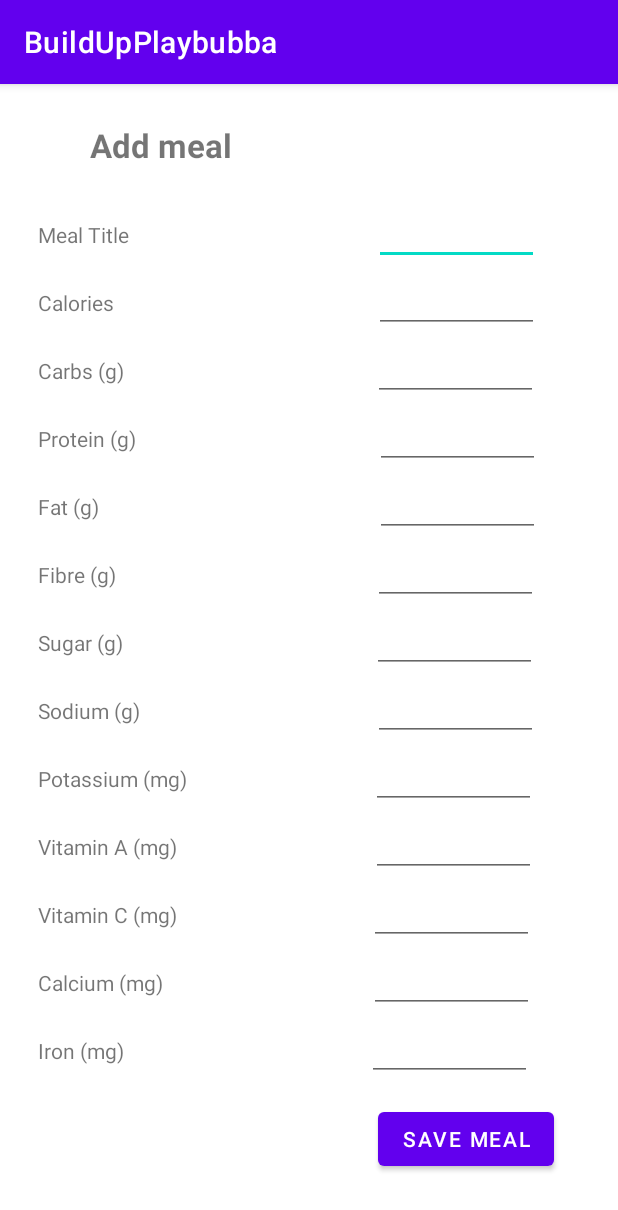
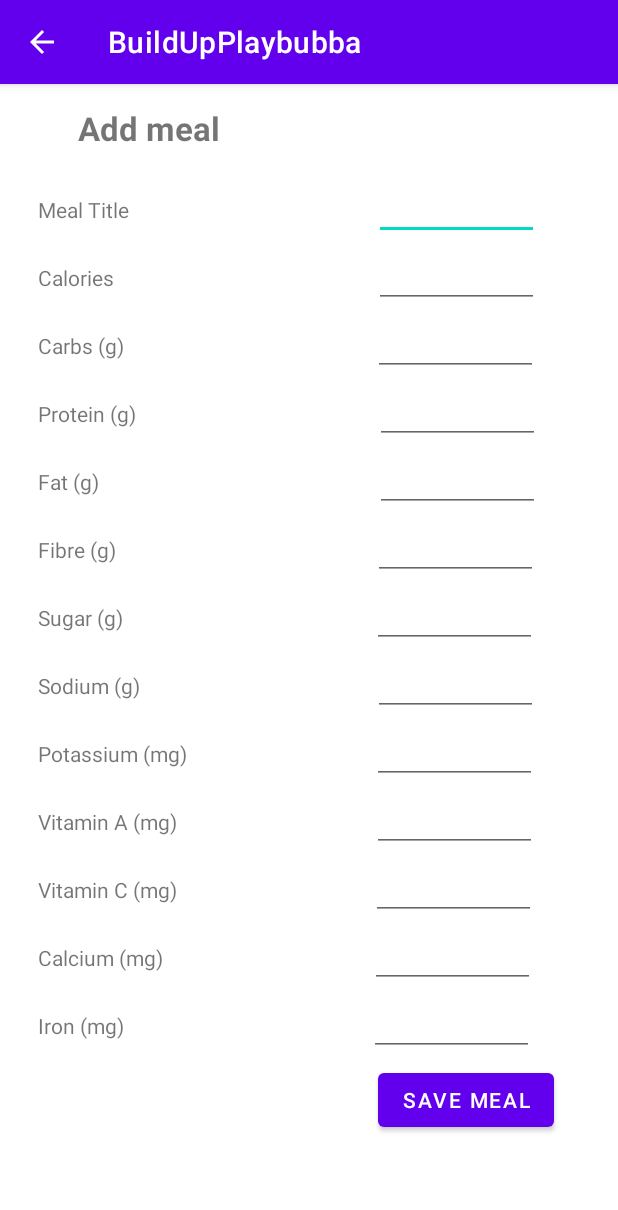
Before and after one commit to N-A-B-S/BuildUpPlaybubba, an Android app: the AddMealActivity screen opened directly, with no data from a screen before it, on a phone screen of 412 x 824 dp. Shown: the top 1210 px of the screen. Run offline under Robolectric (Android 15) with nearby library versions, the phone set to English and light mode, and no system bars.

Commit message:
Adding Meal Activity

```diff
--- a/app/src/main/AndroidManifest.xml
+++ b/app/src/main/AndroidManifest.xml
@@ -13,7 +13,8 @@
         android:theme="@style/Theme.BuildUpPlaybubba" >
         <activity
             android:name=".AddMealActivity"
-            android:exported="false" />
+            android:exported="false"
+            android:parentActivityName=".MainActivity"/>
         <activity
             android:name=".StepsActivity"
             android:exported="false"
--- a/app/src/main/java/com/example/buildupplaybubba/AddMealActivity.java
+++ b/app/src/main/java/com/example/buildupplaybubba/AddMealActivity.java
@@ -32,7 +32,7 @@ public class AddMealActivity extends AppCompatActivity {
 
        saveMeal = (Button) findViewById(R.id.saveMeal);
        saveMeal.setOnClickListener(v -> {
-           //Activities
+           //Stuff here
        });
 
 
--- a/app/src/main/java/com/example/buildupplaybubba/MainActivity.java
+++ b/app/src/main/java/com/example/buildupplaybubba/MainActivity.java
@@ -155,8 +155,10 @@ public class MainActivity extends AppCompatActivity implements SensorEventListen
         mealsFab.setOnClickListener(new View.OnClickListener() {
             @Override
             public void onClick(View v) {
-                Toast.makeText(MainActivity.this, "Add meal functionality here", Toast.LENGTH_SHORT).show();
+//                Toast.makeText(MainActivity.this, "Add meal functionality here", Toast.LENGTH_SHORT).show();
+                goToMealActivity();
             }
+
         });
     }
 
@@ -166,7 +168,8 @@ public class MainActivity extends AppCompatActivity implements SensorEventListen
     }
 
     public void goToMealActivity(){
-
+        Intent intent = new Intent(this, AddMealActivity.class);
+        startActivity(intent);
     }
 
     public void goToSleepActivity(){
--- a/app/src/main/res/layout/activity_add_meal.xml
+++ b/app/src/main/res/layout/activity_add_meal.xml
@@ -4,7 +4,7 @@
     xmlns:tools="http://schemas.android.com/tools"
     xmlns:app="http://schemas.android.com/apk/res-auto"
     android:layout_width="match_parent"
-    android:layout_height="match_parent"
+    android:layout_height="wrap_content"
     tools:context=".AddMealActivity">
 
   <TextView
@@ -16,16 +16,16 @@
       android:textStyle="bold"
       app:layout_constraintBottom_toBottomOf="parent"
       app:layout_constraintEnd_toEndOf="parent"
-      app:layout_constraintHorizontal_bias="0.189"
+      app:layout_constraintHorizontal_bias="0.164"
       app:layout_constraintStart_toStartOf="parent"
       app:layout_constraintTop_toTopOf="parent"
-      app:layout_constraintVertical_bias="0.035" />
+      app:layout_constraintVertical_bias="0.022" />
 
   <LinearLayout
       android:id="@+id/linearLayout2"
       android:layout_width="match_parent"
       android:layout_height="wrap_content"
-      android:layout_marginTop="25dp"
+      android:layout_marginTop="20dp"
       android:orientation="horizontal"
       app:layout_constraintTop_toBottomOf="@+id/textView7">
 
@@ -258,7 +258,7 @@
         android:layout_width="110dp"
         android:layout_height="40dp"
         android:layout_gravity="right"
-        android:layout_marginStart="119dp"
+        android:layout_marginStart="120dp"
         android:ems="10"
         android:inputType="number" />
 
@@ -285,7 +285,7 @@
         android:layout_width="110dp"
         android:layout_height="40dp"
         android:layout_gravity="right"
-        android:layout_marginStart="129dp"
+        android:layout_marginStart="130dp"
         android:ems="10"
         android:inputType="number" />
 
@@ -312,7 +312,7 @@
         android:layout_width="110dp"
         android:layout_height="40dp"
         android:layout_gravity="right"
-        android:layout_marginStart="128dp"
+        android:layout_marginStart="129dp"
         android:ems="10"
         android:inputType="number" />
 
@@ -339,7 +339,7 @@
         android:layout_width="110dp"
         android:layout_height="40dp"
         android:layout_gravity="right"
-        android:layout_marginStart="137dp"
+        android:layout_marginStart="138dp"
         android:ems="10"
         android:inputType="number" />
 
@@ -366,7 +366,7 @@
         android:layout_width="110dp"
         android:layout_height="40dp"
         android:layout_gravity="right"
-        android:layout_marginStart="162dp"
+        android:layout_marginStart="163dp"
         android:ems="10"
         android:inputType="number" />
 
```
